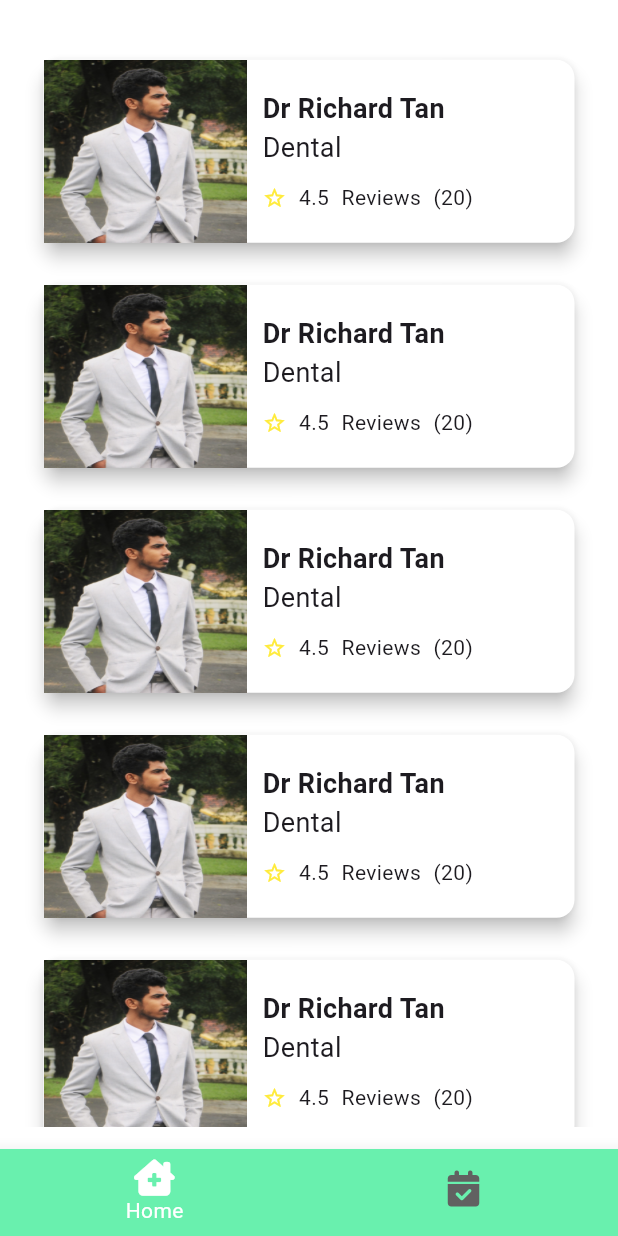
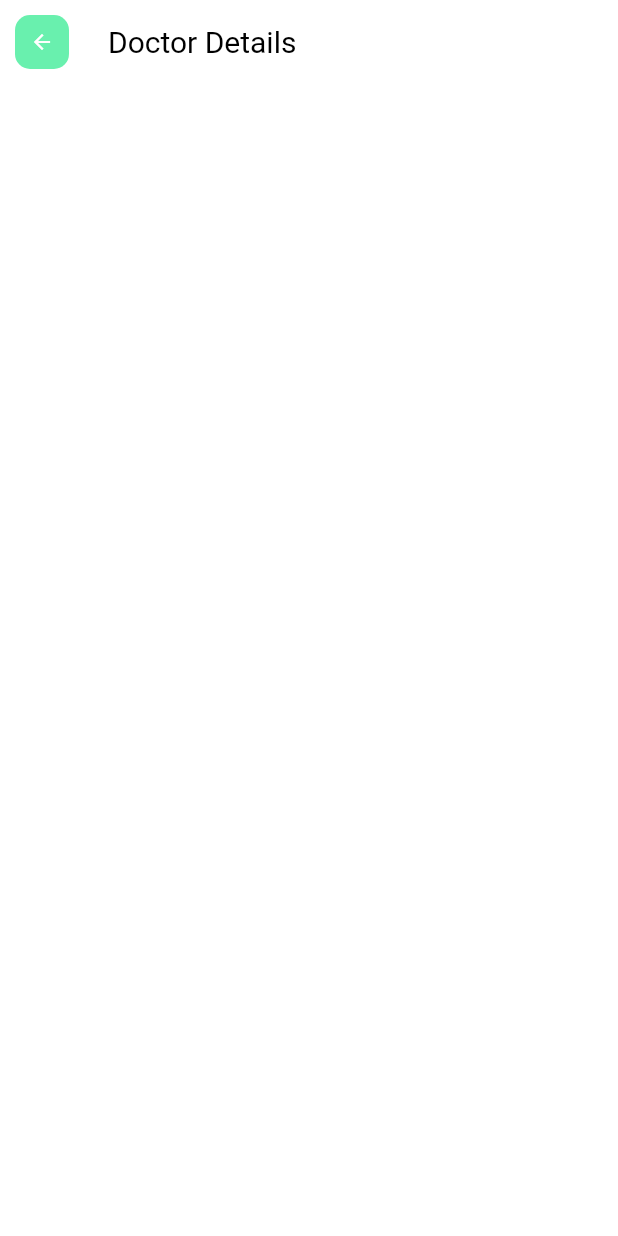
Before and after one commit to ashanwijebandara/Doctor-Appointment-, a Flutter app: the MainLayout screen opened by its route, scrolled down 576 dp, after a tap on "Dr Richard Tan", on a phone screen of 412 x 824 dp. Run offline on Flutter 3.47's test engine with Material 3 defaults, Android fonts, the phone set to English and light mode, and no system bars; our stand-ins replace font_awesome_flutter.

Commit message:
doctor detail part 1

```diff
--- /dev/null
+++ b/doctorapp/lib/components/custom_appbar.dart
@@ -0,0 +1,60 @@
+import 'package:doctorapp/utils/config.dart';
+import 'package:flutter/material.dart';
+import 'package:font_awesome_flutter/font_awesome_flutter.dart';
+
+class CustomAppBar extends StatefulWidget implements PreferredSizeWidget {
+  const CustomAppBar(
+      {Key? key, this.appTitle, this.route, this.icon, this.actions})
+      : super(key: key);
+
+  @override
+  Size get preferredSize => const Size.fromHeight(60);
+
+  final String? appTitle;
+  final String? route;
+  final FaIcon? icon;
+  final List<Widget>? actions;
+
+  @override
+  State<CustomAppBar> createState() => _CustomAppBarState();
+}
+
+class _CustomAppBarState extends State<CustomAppBar> {
+  @override
+  Widget build(BuildContext context) {
+    return AppBar(
+      automaticallyImplyLeading: true,
+      backgroundColor: Colors.white,
+      elevation: 0,
+      title: Text(
+        widget.appTitle!,
+        style: TextStyle(
+          fontSize: 20,
+          color: Colors.black,
+        ),
+      ),
+      leading: widget.icon != null
+          ? Container(
+              margin: EdgeInsets.symmetric(horizontal: 10, vertical: 10),
+              decoration: BoxDecoration(
+                borderRadius: BorderRadius.circular(10),
+                color: Config.primaryColor,
+              ),
+              child: IconButton(
+                onPressed: () {
+                  if (widget.route != null) {
+                    Navigator.of(context).pushNamed(widget.route!);
+                  } else {
+                    Navigator.of(context).pop();
+                  }
+                },
+                icon: widget.icon!,
+                iconSize: 16,
+                color: Colors.white,
+              ),
+            )
+          : null,
+          actions: widget.actions ?? null,
+    );
+  }
+}
--- a/doctorapp/lib/components/doctor_card.dart
+++ b/doctorapp/lib/components/doctor_card.dart
@@ -1,14 +1,10 @@
 import 'package:doctorapp/utils/config.dart';
 import 'package:flutter/material.dart';
 
-class DoctorCard extends StatefulWidget {
-  const DoctorCard({super.key});
+class DoctorCard extends StatelessWidget {
+  const DoctorCard({Key? key, required this.route}) : super(key: key);
 
-  @override
-  State<DoctorCard> createState() => _DoctorCardState();
-}
-
-class _DoctorCardState extends State<DoctorCard> {
+  final String route;
   @override
   Widget build(BuildContext context) {
     return Container(
@@ -81,7 +77,9 @@ class _DoctorCardState extends State<DoctorCard> {
             ))
           ]),
         ),
-        onTap: () {},
+        onTap: () {
+          Navigator.of(context).pushNamed(route);
+        },
       ),
     );
   }
--- a/doctorapp/lib/main.dart
+++ b/doctorapp/lib/main.dart
@@ -1,5 +1,6 @@
 import 'package:doctorapp/main_layout.dart';
 import 'package:doctorapp/screens/auth_page.dart';
+import 'package:doctorapp/screens/doctor_details.dart';
 import 'package:doctorapp/utils/config.dart';
 import 'package:flutter/material.dart';
 
@@ -44,6 +45,7 @@ class MyApp extends StatelessWidget {
         //initial route page
         '/': (context) => const AuthPage(),
         'main': (context) => const MainLayout(),
+        'doc_details': (context) => const DoctorDetails(),
       },
     );
   }
--- /dev/null
+++ b/doctorapp/lib/screens/doctor_details.dart
@@ -0,0 +1,22 @@
+import 'package:flutter/material.dart';
+import 'package:font_awesome_flutter/font_awesome_flutter.dart';
+import '../components/custom_appbar.dart';
+
+class DoctorDetails extends StatefulWidget {
+  const DoctorDetails({super.key});
+
+  @override
+  State<DoctorDetails> createState() => _DoctorDetailsState();
+}
+
+class _DoctorDetailsState extends State<DoctorDetails> {
+  @override
+  Widget build(BuildContext context) {
+    return Scaffold(
+      appBar: CustomAppBar(
+        appTitle: 'Doctor Details',
+        icon: FaIcon(Icons.arrow_back),
+      ),
+    );
+  }
+}
--- a/doctorapp/lib/screens/home_page.dart
+++ b/doctorapp/lib/screens/home_page.dart
@@ -135,7 +135,9 @@ class _HomePageState extends State<HomePage> {
               Config.spaceSmall,
               Column(
                 children: List.generate(5, (index) {
-                  return DoctorCard();
+                  return DoctorCard(
+                    route: 'doc_details',
+                  );
                 }),
               )
             ],
```
